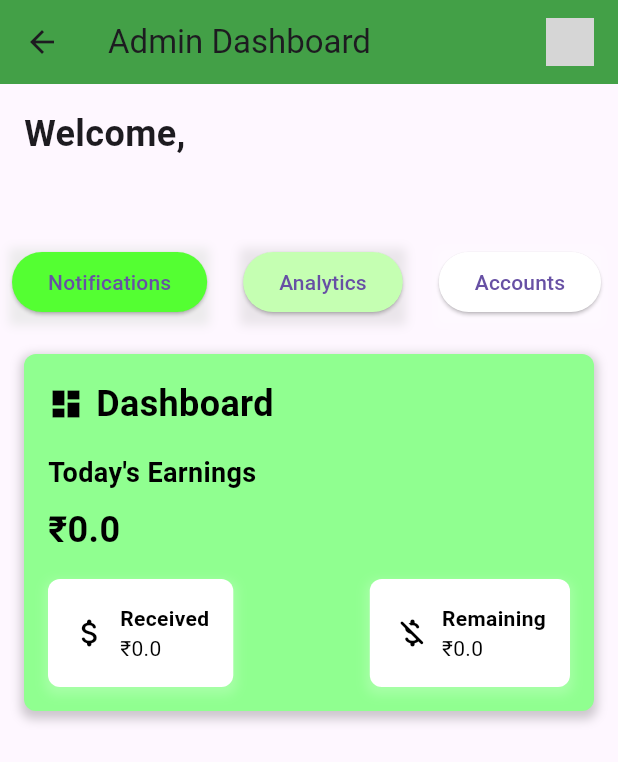
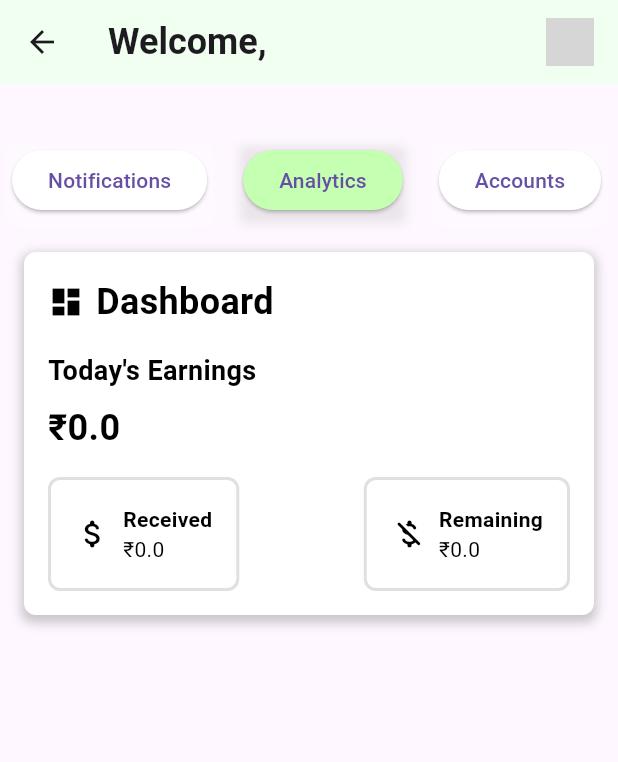
Before and after one commit to AakashHubGit/TurfIt, a Flutter app: the AdminDashboardScreen screen opened by its route, on a phone screen of 412 x 824 dp. Shown: the top 762 px of the screen. Run offline on Flutter 3.47's test engine with Material 3 defaults, Android fonts, the phone set to English and light mode, and no system bars; our stand-ins replace flutter_swiper_null_safety, shared_preferences; accounts and stored records are empty; network calls fail; grey boxes are pictures that could not be loaded.

Commit message:
skeleton and admin

```diff
--- a/frontend/lib/screens/admin_dashboard_screen.dart
+++ b/frontend/lib/screens/admin_dashboard_screen.dart
@@ -1,5 +1,8 @@
+
+
 import 'package:flutter/material.dart';
 import 'package:http/http.dart' as http;
+import 'package:turf_it/screens/skeleton.dart';
 import 'dart:convert';
 import 'package:turf_it/screens/slot_booking_screen.dart';
 import 'package:turf_it/screens/upcoming_booking_screen.dart';
@@ -11,6 +14,8 @@ import '../constant.dart';
 
 const DEVANSH_IP = '192.168.1.3'; // Replace with your actual IP address
 
+
+
 class AdminDashboardScreen extends StatefulWidget {
   @override
   _AdminDashboardScreenState createState() => _AdminDashboardScreenState();
@@ -19,6 +24,7 @@ class AdminDashboardScreen extends StatefulWidget {
 class _AdminDashboardScreenState extends State<AdminDashboardScreen> {
   dynamic admin = {};
   List<dynamic> turfs = [];
+  bool isloading=false;
   double totalEarnings = 0;
   double receivedAmount = 0;
   double remainingPayment = 0;
@@ -34,6 +40,7 @@ class _AdminDashboardScreenState extends State<AdminDashboardScreen> {
     try {
       SharedPreferences prefs = await SharedPreferences.getInstance();
       final authToken = prefs.getString('authToken') ?? '';
+      isloading=true;
       // Fetch admin details
       final adminResponse = await http.get(
         Uri.parse('${Constants.DEVANSH_IP}/api/auth/getadmin'),
@@ -57,6 +64,7 @@ class _AdminDashboardScreenState extends State<AdminDashboardScreen> {
       // Update state with fetched data
       setState(() {
         admin = adminData;
+        isloading=false;
         turfs = turfData;
       });
 
@@ -109,7 +117,14 @@ class _AdminDashboardScreenState extends State<AdminDashboardScreen> {
       appBar: AppBar(
   title: Row(
     children: [
-      Text('Admin Dashboard'),
+      Text(
+                    'Welcome,',
+                    style: TextStyle(fontSize: 24, fontWeight: FontWeight.bold),
+                  ),
+                   Text(
+                    admin['name'] ?? '',
+                    style: TextStyle(fontSize: 24, fontWeight: FontWeight.bold),
+                  ),
       Spacer(),
       GestureDetector(
         onTap: () {
@@ -123,7 +138,7 @@ class _AdminDashboardScreenState extends State<AdminDashboardScreen> {
       ),
     ],
   ),
-  backgroundColor:Colors.green[600],
+  backgroundColor:Color.fromARGB(255, 241, 255, 241),
 ),
 
       body: SingleChildScrollView(
@@ -137,14 +152,8 @@ class _AdminDashboardScreenState extends State<AdminDashboardScreen> {
               child: Column(
                 crossAxisAlignment: CrossAxisAlignment.start,
                 children: [
-                  Text(
-                    'Welcome,',
-                    style: TextStyle(fontSize: 24, fontWeight: FontWeight.bold),
-                  ),
-                  Text(
-                    admin['name'] ?? '',
-                    style: TextStyle(fontSize: 24, fontWeight: FontWeight.bold),
-                  ),
+
+
                 ],
               ),
             ),
@@ -155,7 +164,7 @@ class _AdminDashboardScreenState extends State<AdminDashboardScreen> {
       decoration: BoxDecoration(
         boxShadow: [
           BoxShadow(
-            color: Color.fromARGB(255, 193, 206, 192).withOpacity(0.3), // Shadow color
+            color: Color.fromARGB(255, 255, 255, 255).withOpacity(0.3), // Shadow color
             spreadRadius: 2,
             blurRadius: 5,
             offset: Offset(0, 3), // Changes the position of the shadow
@@ -172,7 +181,7 @@ class _AdminDashboardScreenState extends State<AdminDashboardScreen> {
           );
         },
         style: ElevatedButton.styleFrom(
-          backgroundColor: Color.fromARGB(255, 84, 255, 50), // Green shade
+          backgroundColor: Color.fromARGB(255, 255, 255, 255), // Green shade
         ),
         child: Text('Notifications'),
       ),
@@ -245,9 +254,11 @@ class _AdminDashboardScreenState extends State<AdminDashboardScreen> {
                   return renderDashboard();
                 }
                 dynamic item = turfs[index - 1];
-                return TurfCard(
+                return !isloading? TurfCard(
+
                   turf: item,
-                );
+                ):
+                Skeleton(width: 200, height: 200,);
               },
             ),
           ],
@@ -261,7 +272,7 @@ class _AdminDashboardScreenState extends State<AdminDashboardScreen> {
       margin: EdgeInsets.all(16),
       padding: EdgeInsets.all(16),
       decoration: BoxDecoration(
-        color: Color.fromARGB(255, 144, 255, 144), // Green background color
+        color: Color.fromARGB(255, 255, 255, 255), // Green background color
         borderRadius: BorderRadius.circular(8),
         boxShadow: [
           BoxShadow(
@@ -345,7 +356,12 @@ class Blob extends StatelessWidget {
             blurRadius: 5,
             offset: Offset(0, 3), // Changes the position of the shadow
           ),
+
         ],
+        border: Border.all(
+          color: Colors.black12,
+          width: 2.0
+        )
       ),
       child: Row(
         children: [
@@ -413,7 +429,7 @@ class _TurfCardState extends State<TurfCard> {
       margin: EdgeInsets.all(16),
       padding: EdgeInsets.all(16),
       decoration: BoxDecoration(
-        color:  Color.fromARGB(255, 144, 255, 144), // Green background color
+        color:  Color.fromARGB(255, 255, 255, 255), // Green background color
         borderRadius: BorderRadius.circular(8),
         boxShadow: [
           BoxShadow(
@@ -429,7 +445,7 @@ class _TurfCardState extends State<TurfCard> {
 
 
         children: [
-          Icon(Icons.sports_cricket_rounded, color: Colors.black), // Dashboard icon
+          Icon(Icons.sports_cricket_rounded, color: Colors.black),
               SizedBox(width: 8),
               Text(
                 widget.turf['name'],
--- a/frontend/pubspec.yaml
+++ b/frontend/pubspec.yaml
@@ -42,6 +42,7 @@ dependencies:
   shared_preferences: ^2.2.3
   intl: ^0.19.0
   flutter_lints: ^4.0.0
+  card_loading: ^0.3.2
 
 dev_dependencies:
   flutter_test:
```
Also changed, not shown: frontend/lib/constant.dart (+7 -1 lines), frontend/lib/screens/skeleton.dart (added, +40 -0 lines), frontend/pubspec.lock.
